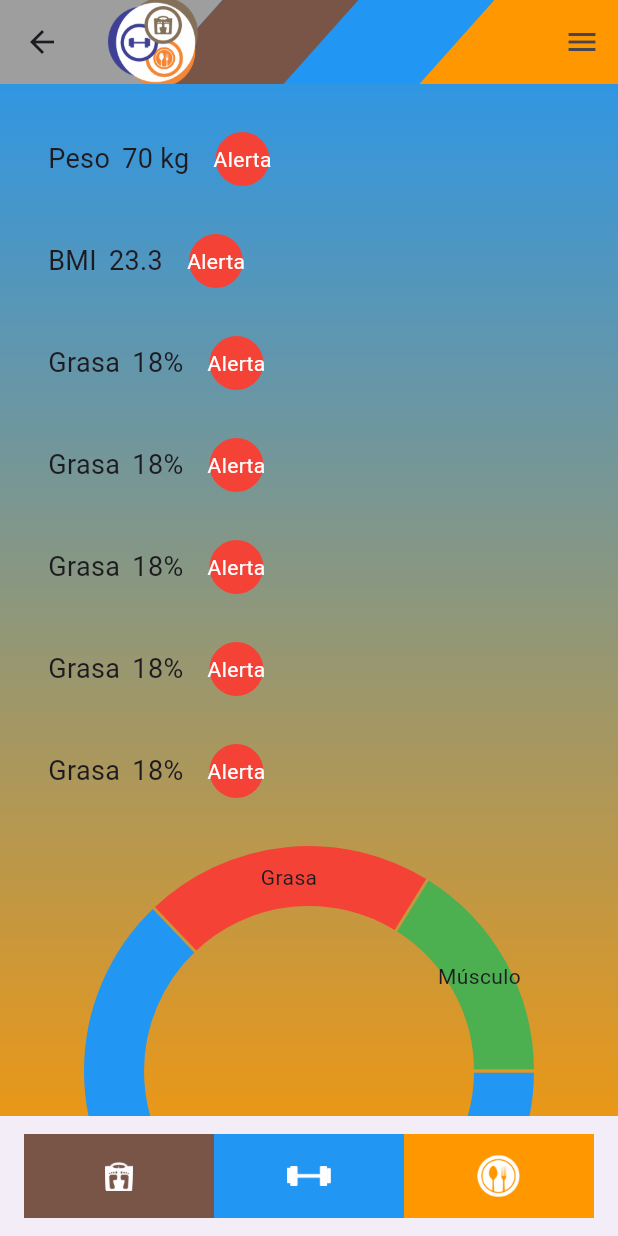
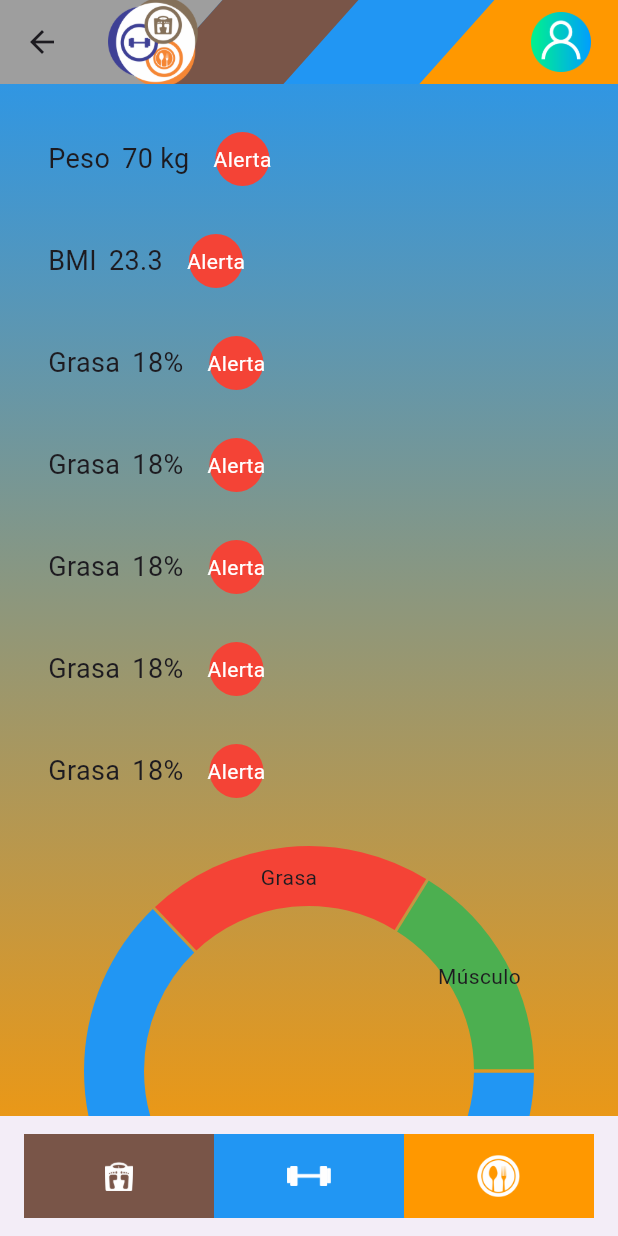
Before and after one commit to EquipoBascula/Aplicacion_Bascula, a Flutter app: the PantallaBascula screen opened directly, on a phone screen of 412 x 824 dp. Run offline on Flutter 3.47's test engine with Material 3 defaults, Android fonts, the phone set to English and light mode, and no system bars; drawn by our look-alikes of fl_chart; our stand-ins replace lite_rolling_switch, supabase, supabase_flutter; missing offline and left inert: qr_code_scanner; accounts and stored records are empty.

Commit message:
Modificado de Pantalla Bascula

```diff
--- a/formulario/lib/pantallas/inicio_bascula/barra_navegacion_diagonal.dart
+++ b/formulario/lib/pantallas/inicio_bascula/barra_navegacion_diagonal.dart
@@ -1,7 +1,7 @@
 import 'package:flutter/material.dart';
-import 'package:formulario/pantallas/perfil_usuario/menu_desplegable.dart';
 
 class BarraNavegacionDiagonal extends StatelessWidget implements PreferredSizeWidget {
+
   @override
   Widget build(BuildContext context) {
     return CustomPaint(
@@ -23,7 +23,19 @@ class BarraNavegacionDiagonal extends StatelessWidget implements PreferredSizeWi
           ],
         ),
         actions: <Widget>[
-          MenuDesplegable(),
+          GestureDetector(
+            onTap: () {
+              // Lógica al presionar el botón de usuario
+            },
+            child: Padding(
+              padding: const EdgeInsets.all(8.0),
+              child: Image.asset(
+                'assets/icons/usuario.png',
+                width: 60,
+                height: 60,
+              ),
+            ),
+          ),
         ],
         elevation: 0,
         backgroundColor: Colors.transparent,
```
